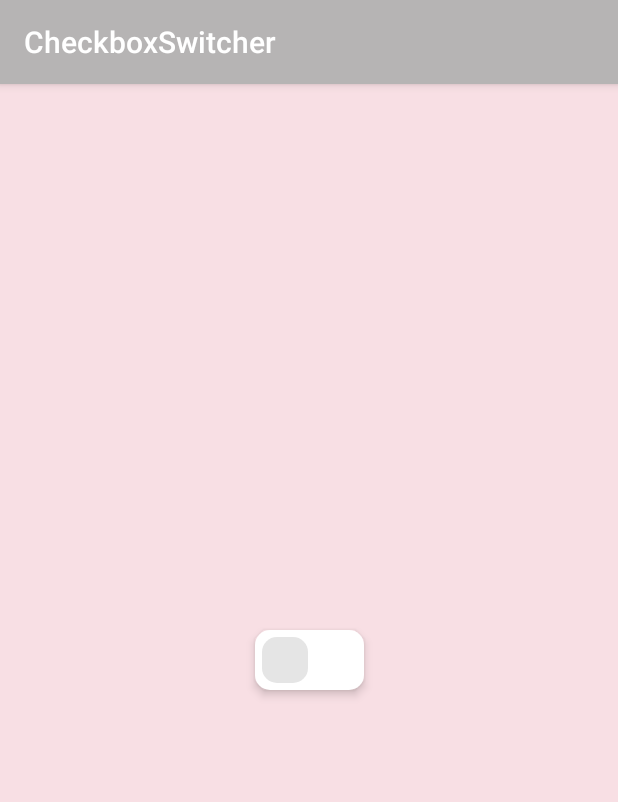
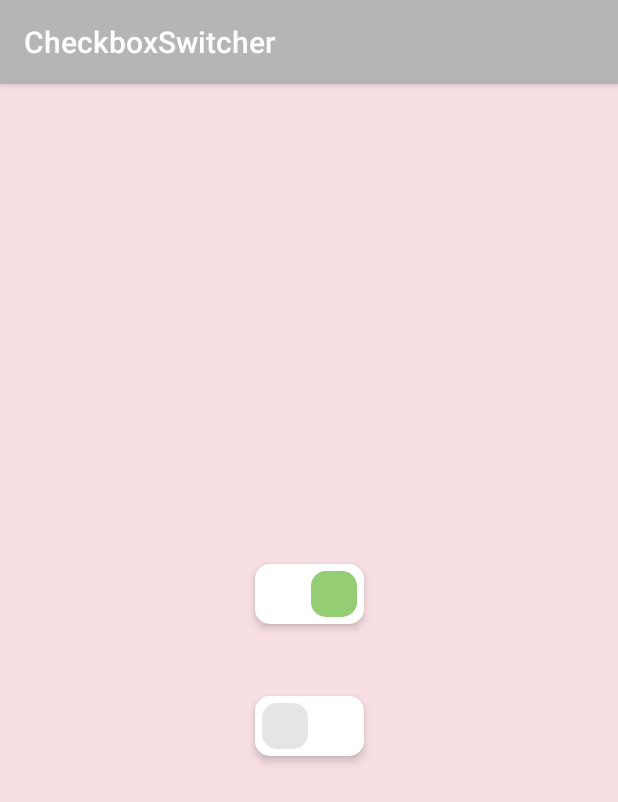
Before and after one commit to bitvale/CheckboxSwitcher, an Android app: the screen it shows after launch (MainActivity), on a phone screen of 412 x 824 dp. Shown: the top 802 px of the screen. Run offline under Robolectric (Android 15) with nearby library versions, the phone set to English and light mode, and no system bars.

Commit message:
Add isChecked option, update demo app

```diff
--- a/demo/src/main/java/com/bitvale/checkboxswitcherdemo/MainActivity.kt
+++ b/demo/src/main/java/com/bitvale/checkboxswitcherdemo/MainActivity.kt
@@ -2,11 +2,15 @@ package com.bitvale.checkboxswitcherdemo
 
 import androidx.appcompat.app.AppCompatActivity
 import android.os.Bundle
+import kotlinx.android.synthetic.main.activity_main.*
 
 class MainActivity : AppCompatActivity() {
 
     override fun onCreate(savedInstanceState: Bundle?) {
         super.onCreate(savedInstanceState)
         setContentView(R.layout.activity_main)
+        switcher_two.setOnCheckedChangeListener {
+            switcher_one.setChecked(!switcher_one.isChecked)
+        }
     }
 }
--- a/demo/src/main/res/layout/activity_main.xml
+++ b/demo/src/main/res/layout/activity_main.xml
@@ -5,15 +5,29 @@
         xmlns:app="http://schemas.android.com/apk/res-auto"
         android:layout_width="match_parent"
         android:layout_height="match_parent"
-        android:background="@color/background_color"
         tools:context=".MainActivity">
 
     <com.bitvale.checkboxswitcher.CheckboxSwitcher
+            android:id="@+id/switcher_one"
             android:layout_width="wrap_content"
-            android:layout_height="40dp"
+            android:layout_height="@dimen/checkbox_size"
+            android:layout_marginBottom="@dimen/margin_medium"
+            android:checked="true"
+            app:layout_constraintBottom_toTopOf="@+id/switcher_two"
+            app:layout_constraintLeft_toLeftOf="parent"
+            app:layout_constraintRight_toRightOf="parent"
+            app:layout_constraintTop_toTopOf="parent"
+            app:layout_constraintVertical_chainStyle="packed"/>
+
+    <com.bitvale.checkboxswitcher.CheckboxSwitcher
+            android:id="@+id/switcher_two"
+            android:layout_width="wrap_content"
+            android:layout_height="@dimen/checkbox_size"
+            android:layout_marginTop="@dimen/margin_medium"
+            app:thumb_on_color="@color/on_color"
             app:layout_constraintBottom_toBottomOf="parent"
             app:layout_constraintLeft_toLeftOf="parent"
             app:layout_constraintRight_toRightOf="parent"
-            app:layout_constraintTop_toTopOf="parent"/>
+            app:layout_constraintTop_toBottomOf="@+id/switcher_one"/>
 
 </androidx.constraintlayout.widget.ConstraintLayout>
--- a/demo/src/main/res/values/colors.xml
+++ b/demo/src/main/res/values/colors.xml
@@ -3,5 +3,6 @@
     <color name="colorPrimary">#B6B4B4</color>
     <color name="colorPrimaryDark">#959494</color>
     <color name="colorAccent">#7bc653</color>
-    <color name="background_color">#1FE71844</color>
+    <color name="background_color">#f8dfe3</color>
+    <color name="on_color">#7798BD</color>
 </resources>
--- a/demo/src/main/res/values/styles.xml
+++ b/demo/src/main/res/values/styles.xml
@@ -1,12 +1,8 @@
 <resources>
-
-    <!-- Base application theme. -->
     <style name="AppTheme" parent="Theme.AppCompat.Light.DarkActionBar">
-        <!-- Customize your theme here. -->
         <item name="colorPrimary">@color/colorPrimary</item>
         <item name="colorPrimaryDark">@color/colorPrimaryDark</item>
-        <item name="colorAccent">@color/colorAccent</item>
-        <!--<item name="android:windowBackground">@color/background_color</item>-->
+        <item name="android:windowBackground">@color/background_color</item>
     </style>
 
 </resources>
--- a/library/src/main/java/com/bitvale/checkboxswitcher/commons/Constant.kt
+++ b/library/src/main/java/com/bitvale/checkboxswitcher/commons/Constant.kt
@@ -7,3 +7,6 @@ const val TRANSLATE_ANIMATION_DURATION = 450L
 const val COLOR_ANIMATION_DURATION = 200L
 const val BOUNCE_ANIM_AMPLITUDE = 0.15
 const val BOUNCE_ANIM_FREQUENCY = 8.0
+
+const val STATE = "switch_state"
+const val KEY_CHECKED = "checked"
--- a/library/src/main/res/values/attrs.xml
+++ b/library/src/main/res/values/attrs.xml
@@ -6,5 +6,6 @@
         <attr name="switcher_bg_color" format="color" />
         <attr name="thumb_on_color" format="color" />
         <attr name="thumb_off_color" format="color" />
+        <attr name="android:checked" format="boolean" />
     </declare-styleable>
 </resources>
```
Also changed, not shown: demo/src/main/res/values/dimens.xml (added, +24 -0 lines), library/src/main/java/com/bitvale/checkboxswitcher/CheckboxSwitcher.kt (+70 -6 lines).
